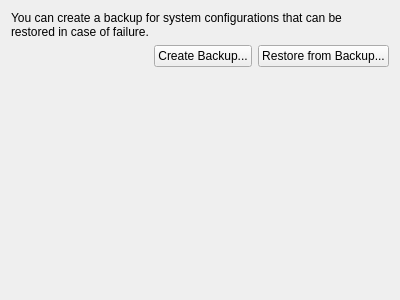
This is client/src/ui/widgets/settings/database_management_widget.ui in networkoptix/nx_open as Qt 5 draws it before an edit. The edited form follows.
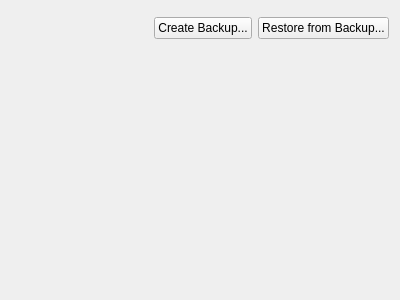
This is the edited form. Custom widgets are drawn as their Qt base class.

Commit message:
(Issue #3611) :  Merge "Cameras" and "Backup & Restore" forms
<==== Mercurial data ====>
Branch: general_system_settings

Patch:
```diff
--- a/client/src/ui/widgets/settings/database_management_widget.ui
+++ b/client/src/ui/widgets/settings/database_management_widget.ui
@@ -15,14 +15,7 @@
   </property>
   <layout class="QVBoxLayout" name="verticalLayout">
    <item>
-    <widget class="QLabel" name="label">
-     <property name="text">
-      <string>You can create a backup for system configurations that can be restored in case of failure.</string>
-     </property>
-     <property name="wordWrap">
-      <bool>true</bool>
-     </property>
-    </widget>
+    <widget class="QnWordWrappedLabel" name="labelWidget" native="true"/>
    </item>
    <item>
     <layout class="QHBoxLayout" name="horizontalLayout">
@@ -70,6 +63,14 @@
    </item>
   </layout>
  </widget>
+ <customwidgets>
+  <customwidget>
+   <class>QnWordWrappedLabel</class>
+   <extends>QWidget</extends>
+   <header location="global">ui/widgets/word_wrapped_label.h</header>
+   <container>1</container>
+  </customwidget>
+ </customwidgets>
  <resources/>
  <connections/>
 </ui>
```
The commit also changes 11 other files.
